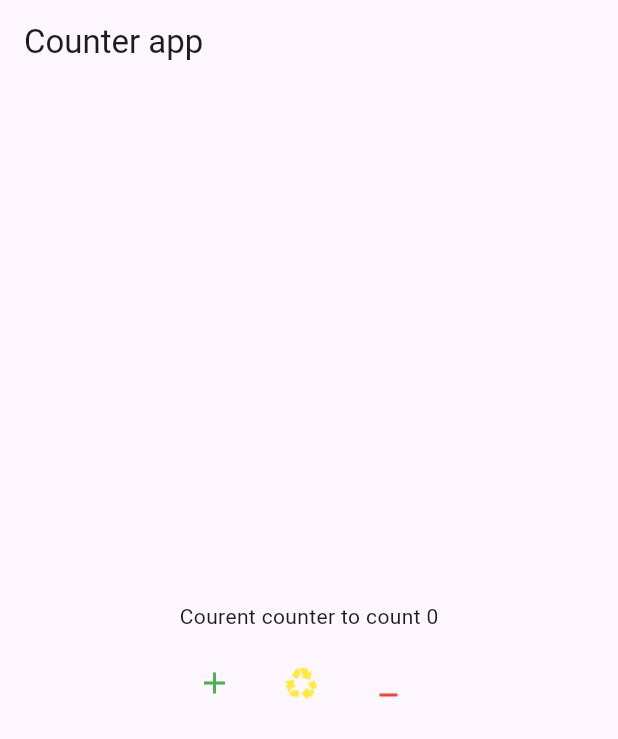
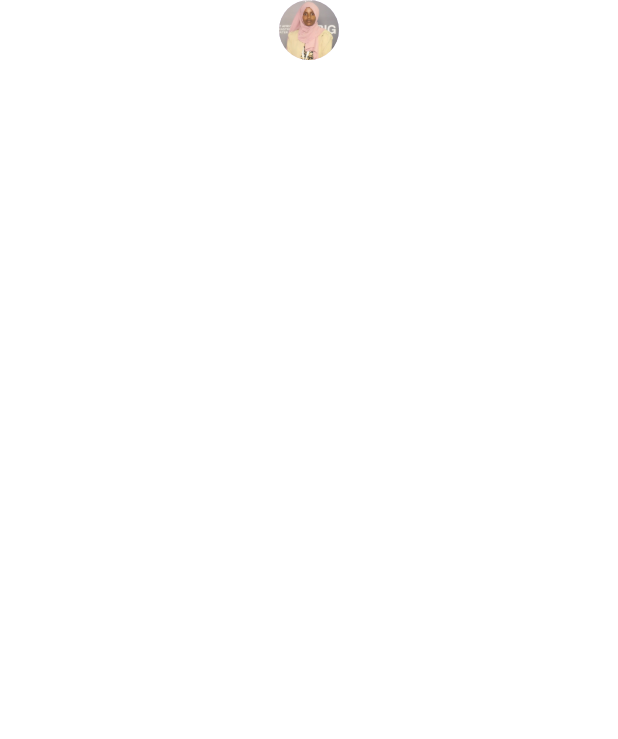
Before and after one commit to Sumeyahassen/mobile-app, a Flutter app: the screen it shows after launch, on a phone screen of 412 x 824 dp. Shown: the top 739 px of the screen. Run offline on Flutter 3.47's test engine with Material 3 defaults, Android fonts, the phone set to English and light mode, and no system bars; our stand-ins replace flutter_screenutil, google_fonts, shared_preferences.

Commit message:
profile image iclude

```diff
--- a/contactapp/lib/main.dart
+++ b/contactapp/lib/main.dart
@@ -1,4 +1,5 @@
 import 'package:contactapp/counter.dart';
+import 'package:contactapp/profile.dart';
 import 'package:flutter/material.dart';
 void main(){
   runApp(Main());
@@ -10,7 +11,8 @@ const Main({ Key? key }) : super(key: key);
   @override
   Widget build(BuildContext context){
     return MaterialApp(
-      home: Counter(),
+      // home: Counter(),
+      home: Profile(),
     );
   }
 }
--- /dev/null
+++ b/contactapp/lib/profile.dart
@@ -0,0 +1,16 @@
+import 'package:flutter/material.dart';
+
+class Profile extends StatelessWidget {
+const Profile({ Key? key }) : super(key: key);
+
+  @override
+  Widget build(BuildContext context){
+    return Column(
+children: [
+  CircleAvatar(
+ backgroundImage: AssetImage('assets/sumeya.jpg'),
+  )
+],
+    );
+  }
+}
--- a/contactapp/pubspec.yaml
+++ b/contactapp/pubspec.yaml
@@ -58,9 +58,9 @@ flutter:
   uses-material-design: true
 
   # To add assets to your application, add an assets section, like this:
-  # assets:
-  #   - images/a_dot_burr.jpeg
-  #   - images/a_dot_ham.jpeg
+  assets:
+    - assets/sumeya.jpg
+
 
   # An image asset can refer to one or more resolution-specific "variants", see
   # https://flutter.dev/to/resolution-aware-images
```
Also changed, not shown: contactapp/assets/sumeya.jpg (added).
